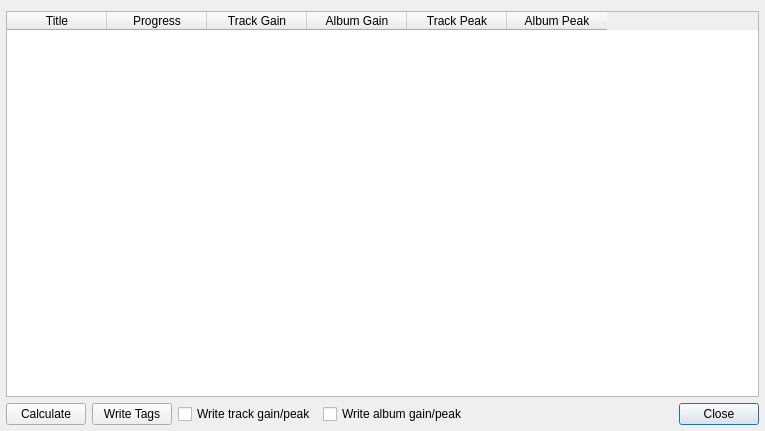
Old version of the form src/plugins/General/rgscan/rgscandialog.ui in the repository ksv1986/qmmp-staging.
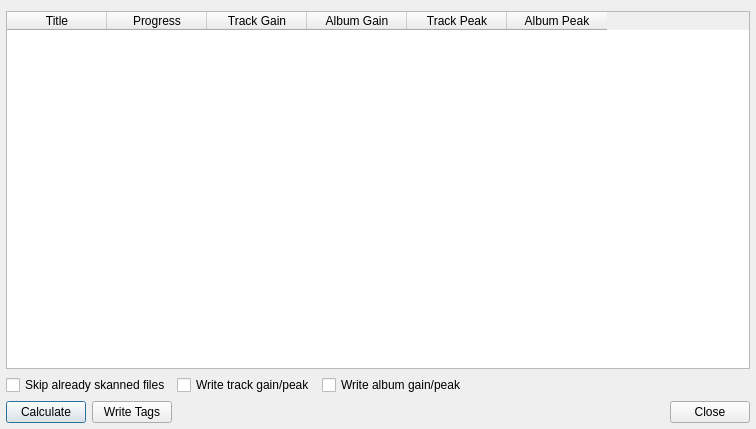
New version of the form.

Diff of the .ui file:
```diff
--- a/src/plugins/General/rgscan/rgscandialog.ui
+++ b/src/plugins/General/rgscan/rgscandialog.ui
@@ -6,8 +6,8 @@
    <rect>
     <x>0</x>
     <y>0</y>
-    <width>765</width>
-    <height>431</height>
+    <width>756</width>
+    <height>429</height>
    </rect>
   </property>
   <property name="windowTitle">
@@ -23,21 +23,7 @@
    <property name="bottomMargin">
     <number>6</number>
    </property>
-   <item row="1" column="2">
-    <widget class="QCheckBox" name="trackCheckBox">
-     <property name="text">
-      <string>Write track gain/peak</string>
-     </property>
-    </widget>
-   </item>
-   <item row="1" column="4">
-    <widget class="QDialogButtonBox" name="buttonBox">
-     <property name="standardButtons">
-      <set>QDialogButtonBox::Close</set>
-     </property>
-    </widget>
-   </item>
-   <item row="0" column="0" colspan="5">
+   <item row="0" column="0" colspan="3">
     <widget class="QTableWidget" name="tableWidget">
      <property name="editTriggers">
       <set>QAbstractItemView::NoEditTriggers</set>
@@ -83,24 +69,62 @@
      </column>
     </widget>
    </item>
-   <item row="1" column="0">
+   <item row="1" column="0" colspan="3">
+    <layout class="QHBoxLayout" name="horizontalLayout">
+     <item>
+      <widget class="QCheckBox" name="skipScannedCheckBox">
+       <property name="text">
+        <string>Skip already skanned files</string>
+       </property>
+      </widget>
+     </item>
+     <item>
+      <widget class="QCheckBox" name="trackCheckBox">
+       <property name="text">
+        <string>Write track gain/peak</string>
+       </property>
+      </widget>
+     </item>
+     <item>
+      <widget class="QCheckBox" name="albumCheckBox">
+       <property name="text">
+        <string>Write album gain/peak</string>
+       </property>
+      </widget>
+     </item>
+     <item>
+      <spacer name="horizontalSpacer">
+       <property name="orientation">
+        <enum>Qt::Horizontal</enum>
+       </property>
+       <property name="sizeHint" stdset="0">
+        <size>
+         <width>40</width>
+         <height>20</height>
+        </size>
+       </property>
+      </spacer>
+     </item>
+    </layout>
+   </item>
+   <item row="2" column="0">
     <widget class="QPushButton" name="calculateButton">
      <property name="text">
       <string>Calculate</string>
      </property>
     </widget>
    </item>
-   <item row="1" column="1">
+   <item row="2" column="1">
     <widget class="QPushButton" name="writeButton">
      <property name="text">
       <string>Write Tags</string>
      </property>
     </widget>
    </item>
-   <item row="1" column="3">
-    <widget class="QCheckBox" name="albumCheckBox">
-     <property name="text">
-      <string>Write album gain/peak</string>
+   <item row="2" column="2">
+    <widget class="QDialogButtonBox" name="buttonBox">
+     <property name="standardButtons">
+      <set>QDialogButtonBox::Close</set>
      </property>
     </widget>
    </item>
```
